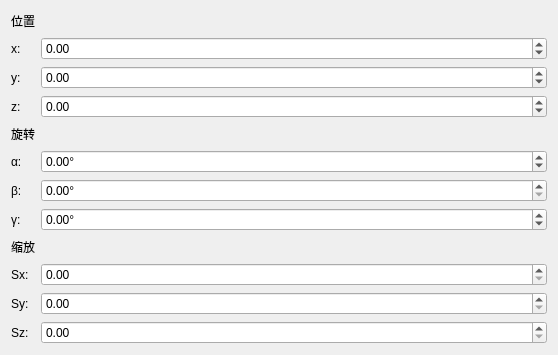
This is ui/TransformInspector.ui in pitbullcty/Ray-tracing-renderer as Qt 5 draws it before an edit. The edited form follows.
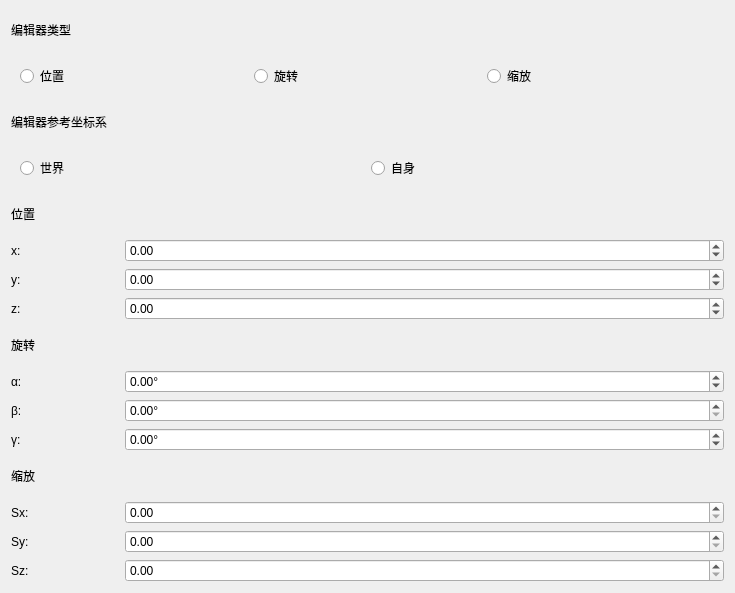
This is the edited form.

The edit to the form file:
```diff
--- a/ui/TransformInspector.ui
+++ b/ui/TransformInspector.ui
@@ -6,48 +6,15 @@
    <rect>
     <x>0</x>
     <y>0</y>
-    <width>558</width>
-    <height>346</height>
+    <width>735</width>
+    <height>593</height>
    </rect>
   </property>
   <property name="windowTitle">
    <string>Form</string>
   </property>
   <layout class="QGridLayout" name="gridLayout">
-   <item row="9" column="0">
-    <widget class="QLabel" name="label_9">
-     <property name="toolTip">
-      <string>编辑物体缩放</string>
-     </property>
-     <property name="text">
-      <string>缩放</string>
-     </property>
-    </widget>
-   </item>
-   <item row="3" column="0">
-    <widget class="QLabel" name="label_4">
-     <property name="toolTip">
-      <string>物体的z坐标</string>
-     </property>
-     <property name="text">
-      <string>z:</string>
-     </property>
-    </widget>
-   </item>
-   <item row="1" column="3">
-    <widget class="QDoubleSpinBox" name="doubleSpinBoxPosX">
-     <property name="minimum">
-      <double>-1000000000.000000000000000</double>
-     </property>
-     <property name="maximum">
-      <double>1000000000.000000000000000</double>
-     </property>
-     <property name="stepType">
-      <enum>QAbstractSpinBox::AdaptiveDecimalStepType</enum>
-     </property>
-    </widget>
-   </item>
-   <item row="2" column="0">
+   <item row="6" column="0">
     <widget class="QLabel" name="label_3">
      <property name="toolTip">
       <string>物体的y坐标</string>
@@ -57,33 +24,17 @@
      </property>
     </widget>
    </item>
-   <item row="7" column="3">
-    <widget class="QDoubleSpinBox" name="doubleSpinBoxRotationY">
-     <property name="suffix">
-      <string>°</string>
-     </property>
-     <property name="maximum">
-      <double>1000000000.000000000000000</double>
-     </property>
-     <property name="stepType">
-      <enum>QAbstractSpinBox::AdaptiveDecimalStepType</enum>
-     </property>
-     <property name="value">
-      <double>0.000000000000000</double>
-     </property>
-    </widget>
-   </item>
-   <item row="5" column="0">
-    <widget class="QLabel" name="label_6">
+   <item row="12" column="0">
+    <widget class="QLabel" name="label_8">
      <property name="toolTip">
       <string>物体绕x轴旋转角度</string>
      </property>
      <property name="text">
-      <string>α:</string>
+      <string>γ:</string>
      </property>
     </widget>
    </item>
-   <item row="2" column="3">
+   <item row="6" column="3">
     <widget class="QDoubleSpinBox" name="doubleSpinBoxPosY">
      <property name="minimum">
       <double>-1000000000.000000000000000</double>
@@ -96,7 +47,17 @@
      </property>
     </widget>
    </item>
-   <item row="7" column="0">
+   <item row="15" column="0">
+    <widget class="QLabel" name="label_11">
+     <property name="toolTip">
+      <string>物体y轴缩放大小</string>
+     </property>
+     <property name="text">
+      <string>Sy:</string>
+     </property>
+    </widget>
+   </item>
+   <item row="11" column="0">
     <widget class="QLabel" name="label_7">
      <property name="toolTip">
       <string>物体绕y轴旋转角度</string>
@@ -106,7 +67,33 @@
      </property>
     </widget>
    </item>
-   <item row="4" column="3">
+   <item row="4" column="0">
+    <widget class="QLabel" name="label">
+     <property name="toolTip">
+      <string>编辑物体三维坐标</string>
+     </property>
+     <property name="whatsThis">
+      <string>&lt;html&gt;&lt;head/&gt;&lt;body&gt;&lt;p&gt;&lt;br/&gt;&lt;/p&gt;&lt;/body&gt;&lt;/html&gt;</string>
+     </property>
+     <property name="text">
+      <string>位置</string>
+     </property>
+    </widget>
+   </item>
+   <item row="13" column="3">
+    <spacer name="horizontalSpacer_3">
+     <property name="orientation">
+      <enum>Qt::Horizontal</enum>
+     </property>
+     <property name="sizeHint" stdset="0">
+      <size>
+       <width>40</width>
+       <height>20</height>
+      </size>
+     </property>
+    </spacer>
+   </item>
+   <item row="8" column="3">
     <spacer name="horizontalSpacer_2">
      <property name="orientation">
       <enum>Qt::Horizontal</enum>
@@ -119,8 +106,24 @@
      </property>
     </spacer>
    </item>
-   <item row="3" column="3">
-    <widget class="QDoubleSpinBox" name="doubleSpinBoxPosZ">
+   <item row="0" column="3">
+    <spacer name="horizontalSpacer_4">
+     <property name="orientation">
+      <enum>Qt::Horizontal</enum>
+     </property>
+     <property name="sizeHint" stdset="0">
+      <size>
+       <width>40</width>
+       <height>20</height>
+      </size>
+     </property>
+    </spacer>
+   </item>
+   <item row="12" column="3">
+    <widget class="QDoubleSpinBox" name="doubleSpinBoxRotationZ">
+     <property name="suffix">
+      <string>°</string>
+     </property>
      <property name="minimum">
       <double>-1000000000.000000000000000</double>
      </property>
@@ -130,19 +133,12 @@
      <property name="stepType">
       <enum>QAbstractSpinBox::AdaptiveDecimalStepType</enum>
      </property>
-    </widget>
-   </item>
-   <item row="1" column="0">
-    <widget class="QLabel" name="label_2">
-     <property name="toolTip">
-      <string>物体的x坐标</string>
+     <property name="value">
+      <double>0.000000000000000</double>
      </property>
-     <property name="text">
-      <string>x:</string>
-     </property>
     </widget>
    </item>
-   <item row="10" column="0">
+   <item row="14" column="0">
     <widget class="QLabel" name="label_10">
      <property name="toolTip">
       <string>物体x轴缩放大小</string>
@@ -152,8 +148,24 @@
      </property>
     </widget>
    </item>
-   <item row="0" column="3">
-    <spacer name="horizontalSpacer">
+   <item row="11" column="3">
+    <widget class="QDoubleSpinBox" name="doubleSpinBoxRotationY">
+     <property name="suffix">
+      <string>°</string>
+     </property>
+     <property name="maximum">
+      <double>1000000000.000000000000000</double>
+     </property>
+     <property name="stepType">
+      <enum>QAbstractSpinBox::AdaptiveDecimalStepType</enum>
+     </property>
+     <property name="value">
+      <double>0.000000000000000</double>
+     </property>
+    </widget>
+   </item>
+   <item row="2" column="3">
+    <spacer name="horizontalSpacer_5">
      <property name="orientation">
       <enum>Qt::Horizontal</enum>
      </property>
@@ -165,17 +177,46 @@
      </property>
     </spacer>
    </item>
-   <item row="11" column="0">
-    <widget class="QLabel" name="label_11">
+   <item row="16" column="3">
+    <widget class="QDoubleSpinBox" name="doubleSpinBoxScaleZ">
+     <property name="minimum">
+      <double>0.000000000000000</double>
+     </property>
+     <property name="maximum">
+      <double>1000000000.000000000000000</double>
+     </property>
+     <property name="stepType">
+      <enum>QAbstractSpinBox::AdaptiveDecimalStepType</enum>
+     </property>
+    </widget>
+   </item>
+   <item row="2" column="0">
+    <widget class="QLabel" name="label_14">
      <property name="toolTip">
       <string>物体y轴缩放大小</string>
      </property>
      <property name="text">
-      <string>Sy:</string>
+      <string>编辑器参考坐标系</string>
      </property>
     </widget>
    </item>
-   <item row="4" column="0">
+   <item row="15" column="3">
+    <widget class="QDoubleSpinBox" name="doubleSpinBoxScaleY">
+     <property name="minimum">
+      <double>0.000000000000000</double>
+     </property>
+     <property name="maximum">
+      <double>1000000000.000000000000000</double>
+     </property>
+     <property name="stepType">
+      <enum>QAbstractSpinBox::AdaptiveDecimalStepType</enum>
+     </property>
+     <property name="value">
+      <double>0.000000000000000</double>
+     </property>
+    </widget>
+   </item>
+   <item row="8" column="0">
     <widget class="QLabel" name="label_5">
      <property name="toolTip">
       <string>编辑物体的旋转角度</string>
@@ -185,7 +226,79 @@
      </property>
     </widget>
    </item>
-   <item row="12" column="0">
+   <item row="7" column="3">
+    <widget class="QDoubleSpinBox" name="doubleSpinBoxPosZ">
+     <property name="minimum">
+      <double>-1000000000.000000000000000</double>
+     </property>
+     <property name="maximum">
+      <double>1000000000.000000000000000</double>
+     </property>
+     <property name="stepType">
+      <enum>QAbstractSpinBox::AdaptiveDecimalStepType</enum>
+     </property>
+    </widget>
+   </item>
+   <item row="9" column="3">
+    <widget class="QDoubleSpinBox" name="doubleSpinBoxRotationX">
+     <property name="suffix">
+      <string>°</string>
+     </property>
+     <property name="minimum">
+      <double>-1000000000.000000000000000</double>
+     </property>
+     <property name="maximum">
+      <double>1000000000.000000000000000</double>
+     </property>
+     <property name="stepType">
+      <enum>QAbstractSpinBox::AdaptiveDecimalStepType</enum>
+     </property>
+    </widget>
+   </item>
+   <item row="0" column="0">
+    <widget class="QLabel" name="label_13">
+     <property name="toolTip">
+      <string>修改gizmo类型</string>
+     </property>
+     <property name="text">
+      <string>编辑器类型</string>
+     </property>
+    </widget>
+   </item>
+   <item row="5" column="3">
+    <widget class="QDoubleSpinBox" name="doubleSpinBoxPosX">
+     <property name="minimum">
+      <double>-1000000000.000000000000000</double>
+     </property>
+     <property name="maximum">
+      <double>1000000000.000000000000000</double>
+     </property>
+     <property name="stepType">
+      <enum>QAbstractSpinBox::AdaptiveDecimalStepType</enum>
+     </property>
+    </widget>
+   </item>
+   <item row="5" column="0">
+    <widget class="QLabel" name="label_2">
+     <property name="toolTip">
+      <string>物体的x坐标</string>
+     </property>
+     <property name="text">
+      <string>x:</string>
+     </property>
+    </widget>
+   </item>
+   <item row="9" column="0">
+    <widget class="QLabel" name="label_6">
+     <property name="toolTip">
+      <string>物体绕x轴旋转角度</string>
+     </property>
+     <property name="text">
+      <string>α:</string>
+     </property>
+    </widget>
+   </item>
+   <item row="16" column="0">
     <widget class="QLabel" name="label_12">
      <property name="toolTip">
       <string>物体z轴缩放大小</string>
@@ -195,78 +308,7 @@
      </property>
     </widget>
    </item>
-   <item row="8" column="3">
-    <widget class="QDoubleSpinBox" name="doubleSpinBoxRotationZ">
-     <property name="suffix">
-      <string>°</string>
-     </property>
-     <property name="minimum">
-      <double>-1000000000.000000000000000</double>
-     </property>
-     <property name="maximum">
-      <double>1000000000.000000000000000</double>
-     </property>
-     <property name="stepType">
-      <enum>QAbstractSpinBox::AdaptiveDecimalStepType</enum>
-     </property>
-     <property name="value">
-      <double>0.000000000000000</double>
-     </property>
-    </widget>
-   </item>
-   <item row="8" column="0">
-    <widget class="QLabel" name="label_8">
-     <property name="toolTip">
-      <string>物体绕z轴旋转角度</string>
-     </property>
-     <property name="text">
-      <string>γ:</string>
-     </property>
-    </widget>
-   </item>
-   <item row="5" column="3">
-    <widget class="QDoubleSpinBox" name="doubleSpinBoxRotationX">
-     <property name="suffix">
-      <string>°</string>
-     </property>
-     <property name="minimum">
-      <double>-1000000000.000000000000000</double>
-     </property>
-     <property name="maximum">
-      <double>1000000000.000000000000000</double>
-     </property>
-     <property name="stepType">
-      <enum>QAbstractSpinBox::AdaptiveDecimalStepType</enum>
-     </property>
-    </widget>
-   </item>
-   <item row="0" column="0">
-    <widget class="QLabel" name="label">
-     <property name="toolTip">
-      <string>编辑物体三维坐标</string>
-     </property>
-     <property name="whatsThis">
-      <string>&lt;html&gt;&lt;head/&gt;&lt;body&gt;&lt;p&gt;&lt;br/&gt;&lt;/p&gt;&lt;/body&gt;&lt;/html&gt;</string>
-     </property>
-     <property name="text">
-      <string>位置</string>
-     </property>
-    </widget>
-   </item>
-   <item row="9" column="3">
-    <spacer name="horizontalSpacer_3">
-     <property name="orientation">
-      <enum>Qt::Horizontal</enum>
-     </property>
-     <property name="sizeHint" stdset="0">
-      <size>
-       <width>40</width>
-       <height>20</height>
-      </size>
-     </property>
-    </spacer>
-   </item>
-   <item row="10" column="3">
+   <item row="14" column="3">
     <widget class="QDoubleSpinBox" name="doubleSpinBoxScaleX">
      <property name="minimum">
       <double>0.000000000000000</double>
@@ -282,33 +324,99 @@
      </property>
     </widget>
    </item>
-   <item row="11" column="3">
-    <widget class="QDoubleSpinBox" name="doubleSpinBoxScaleY">
-     <property name="minimum">
-      <double>0.000000000000000</double>
+   <item row="4" column="3">
+    <spacer name="horizontalSpacer">
+     <property name="orientation">
+      <enum>Qt::Horizontal</enum>
      </property>
-     <property name="maximum">
-      <double>1000000000.000000000000000</double>
+     <property name="sizeHint" stdset="0">
+      <size>
+       <width>40</width>
+       <height>20</height>
+      </size>
      </property>
-     <property name="stepType">
-      <enum>QAbstractSpinBox::AdaptiveDecimalStepType</enum>
+    </spacer>
+   </item>
+   <item row="1" column="0" colspan="4">
+    <widget class="QWidget" name="widget" native="true">
+     <layout class="QHBoxLayout" name="horizontalLayout">
+      <item>
+       <widget class="QRadioButton" name="radioButtonPos">
+        <property name="text">
+         <string>位置</string>
+        </property>
+        <attribute name="buttonGroup">
+         <string notr="true">buttonGroup</string>
+        </attribute>
+       </widget>
+      </item>
+      <item>
+       <widget class="QRadioButton" name="radioButtonRotation">
+        <property name="text">
+         <string>旋转</string>
+        </property>
+        <attribute name="buttonGroup">
+         <string notr="true">buttonGroup</string>
+        </attribute>
+       </widget>
+      </item>
+      <item>
+       <widget class="QRadioButton" name="radioButtonScale">
+        <property name="text">
+         <string>缩放</string>
+        </property>
+        <attribute name="buttonGroup">
+         <string notr="true">buttonGroup</string>
+        </attribute>
+       </widget>
+      </item>
+     </layout>
+    </widget>
+   </item>
+   <item row="13" column="0">
+    <widget class="QLabel" name="label_9">
+     <property name="toolTip">
+      <string>编辑物体缩放</string>
      </property>
-     <property name="value">
-      <double>0.000000000000000</double>
+     <property name="text">
+      <string>缩放</string>
      </property>
     </widget>
    </item>
-   <item row="12" column="3">
-    <widget class="QDoubleSpinBox" name="doubleSpinBoxScaleZ">
-     <property name="minimum">
-      <double>0.000000000000000</double>
+   <item row="7" column="0">
+    <widget class="QLabel" name="label_4">
+     <property name="toolTip">
+      <string>物体的z坐标</string>
      </property>
-     <property name="maximum">
-      <double>1000000000.000000000000000</double>
+     <property name="text">
+      <string>z:</string>
      </property>
-     <property name="stepType">
-      <enum>QAbstractSpinBox::AdaptiveDecimalStepType</enum>
-     </property>
+    </widget>
+   </item>
+   <item row="3" column="0" colspan="4">
+    <widget class="QWidget" name="widget_2" native="true">
+     <layout class="QHBoxLayout" name="horizontalLayout_2">
+      <item>
+       <widget class="QRadioButton" name="radioButtonWorld">
+        <property name="text">
+         <string>世界</string>
+        </property>
+        <attribute name="buttonGroup">
+         <string notr="true">buttonGroup2</string>
+        </attribute>
+       </widget>
+      </item>
+      <item>
+       <widget class="QRadioButton" name="radioButtonLocal">
+        <property name="text">
+         <string>自身</string>
+        </property>
+        <attribute name="buttonGroup">
+         <string notr="true">buttonGroup2</string>
+        </attribute>
+       </widget>
+      </item>
+     </layout>
     </widget>
    </item>
   </layout>
```
Left out of the diff: 8 changed lines with no effect on the pictures.
